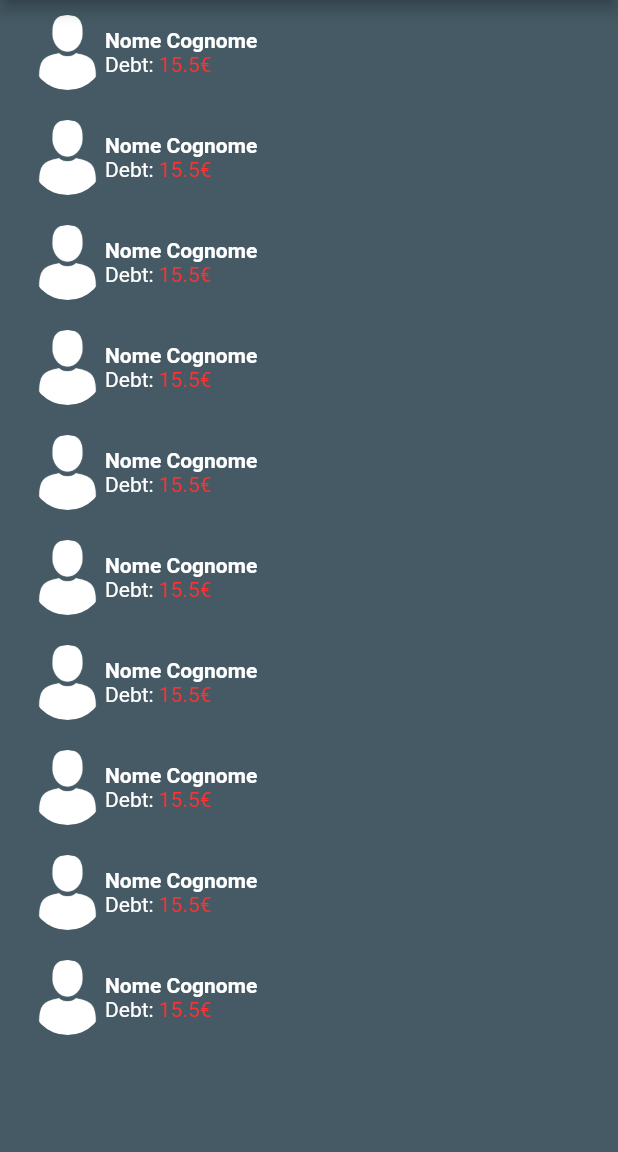
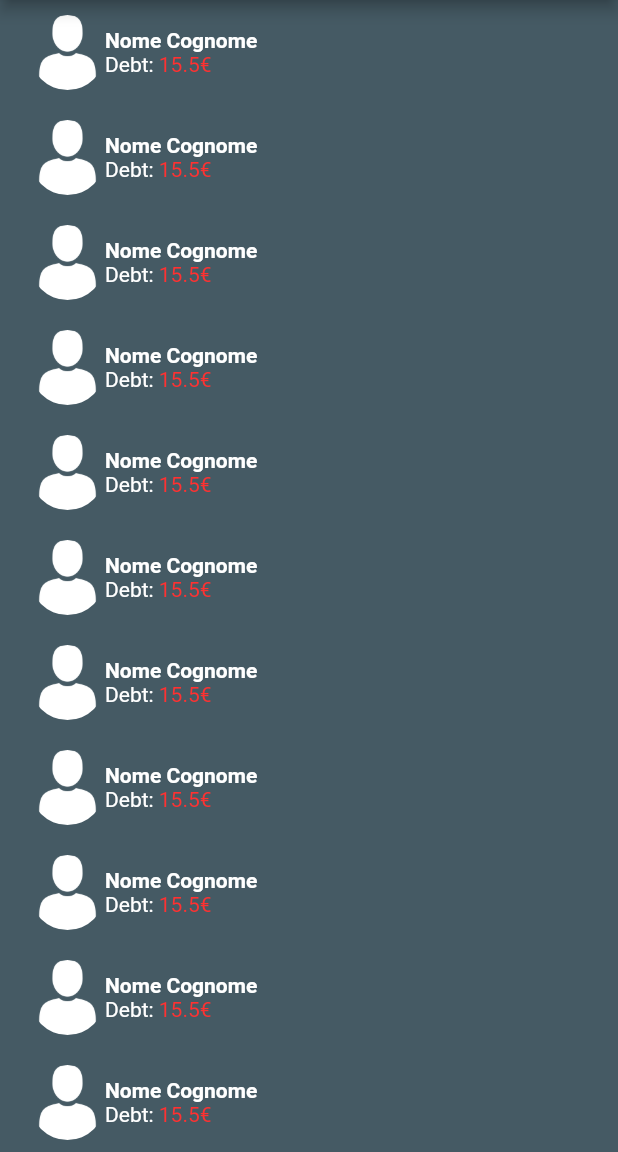
Before and after one commit to kinqert/CDOnline, a Flutter app: the screen it shows after launch, on a phone screen of 412 x 824 dp, the part 84-1236 px from its top. Run offline on Flutter 3.47's test engine with Material 2 defaults, Android fonts, the phone set to English and light mode, and no system bars; Roboto replaces fonts that are missing (Hind, Montserrat).

Commit message:
Added ContactTabBar

```diff
--- a/lib/contacts/Contact.dart
+++ b/lib/contacts/Contact.dart
@@ -1,23 +1,14 @@
-import 'package:flutter/material.dart';
+import 'package:cdonline/contacts/ContactData.dart';
 import 'package:cdonline/operations/Credit.dart';
 import 'package:cdonline/operations/CreditDelegate.dart';
 
 class Contact implements CreditDelegate {
-  String name;
-  String lastName;
-  String adress;
-  String note;
-  Image image;
+  final ContactData data;
+
   Credit credit;
   List<Credit> historyDebt = new List<Credit>();
 
-  Contact({this.name, this.lastName, this.adress, this.note, this.image});
-
-  Contact.getDefault() {
-    name = "Nome";
-    lastName = "Cognome";
-    note = "Testo di prova per la descrizione";
-  }
+  Contact(this.data);
 
   bool debtExist() {
     return credit != null;
@@ -32,11 +23,6 @@ class Contact implements CreditDelegate {
     return credit;
   }
 
-  Image getImage() {
-    if (image == null)
-      return Image(image: AssetImage('images/defaultUser.png'),);
-  }
-
   @override
   void creditExtinguished() {
     historyDebt.add(credit);
--- /dev/null
+++ b/lib/contacts/ContactData.dart
@@ -0,0 +1,12 @@
+class ContactData {
+  final String name;
+  final String lastName;
+  final String adress;
+  final String note;
+
+  ContactData({this.name, this.lastName, this.adress, this.note});
+
+  static ContactData getDefalut() {
+    return ContactData(name: "Nome", lastName: "Cognome", adress: "Indirizzo civico", note: "Descrizone contatto");
+  }
+}
--- a/lib/contacts/pages/ContactListPage.dart
+++ b/lib/contacts/pages/ContactListPage.dart
@@ -1,6 +1,7 @@
+import 'package:cdonline/contacts/ContactData.dart';
 import 'package:flutter/material.dart';
 
-import 'ContactDetailPage.dart';
+import '../widgets/ContactDetail.dart';
 import 'package:cdonline/contacts/widgets/ContactList.dart';
 import 'package:cdonline/contacts/Contact.dart';
 
@@ -21,7 +22,7 @@ class ContactListPage extends StatelessWidget {
                     context,
                     MaterialPageRoute(
                         builder: (context) =>
-                            ContactDetailPage(new Contact())));
+                            ContactDetail(ContactData.getDefalut())));
               },
             )
           ],
--- a/lib/contacts/widgets/ContactList.dart
+++ b/lib/contacts/widgets/ContactList.dart
@@ -1,7 +1,7 @@
 import 'package:flutter/material.dart';
 import 'package:cdonline/contacts/Contact.dart';
 import 'ContactTableCell.dart';
-import '../pages/ContactDetailPage.dart';
+import '../pages/ContactTabController.dart';
 
 class ContactList extends StatelessWidget {
   final List<Contact> contacts;
@@ -9,7 +9,7 @@ class ContactList extends StatelessWidget {
 
   @override
   Widget build(BuildContext context) {
-    return Column(children: _buildColumsElement(context));
+    return ListView(children: _buildColumsElement(context));
   }
 
   List<Widget> _buildColumsElement(BuildContext context) {
@@ -18,7 +18,7 @@ class ContactList extends StatelessWidget {
     for (var contact in contacts) {
       ContactTableCell cell = ContactTableCell(contact);
       rows.add(GestureDetector(child: cell, onTap: () {
-        Navigator.push(context, MaterialPageRoute(builder: (context) => ContactDetailPage(contact)));
+        Navigator.push(context, MaterialPageRoute(builder: (context) => ContactTabController(contact)));
       },));
     }
 
--- a/lib/contacts/widgets/ContactTableCell.dart
+++ b/lib/contacts/widgets/ContactTableCell.dart
@@ -40,7 +40,7 @@ class ContactTableCell extends StatelessWidget {
     return Column(
         crossAxisAlignment: CrossAxisAlignment.start,
         children: <Widget>[
-          Text("${contact.name} ${contact.lastName}",
+          Text("${contact.data.name} ${contact.data.lastName}",
               style: TextStyle(fontWeight: FontWeight.bold)),
           CreditText(contact.credit),
         ]);
--- a/lib/main.dart
+++ b/lib/main.dart
@@ -1,3 +1,4 @@
+import 'package:cdonline/contacts/ContactData.dart';
 import 'package:flutter/material.dart';
 
 import 'contacts/pages/ContactListPage.dart';
@@ -12,7 +13,7 @@ class App extends StatelessWidget {
   Widget build(BuildContext context) {
     return MaterialApp(
       theme: _buildDarkTheme(),
-      home: ContactListPage(_createMokupContacts(10)),
+      home: ContactListPage(_createMokupContacts(15)),
     );
   }
 
@@ -43,7 +44,8 @@ class App extends StatelessWidget {
     List<Contact> contacts = new List<Contact>();
 
     for (int i = 0; i < numberOfContact; i++) {
-      Contact newContact = Contact.getDefault();
+      ContactData data = ContactData.getDefalut();
+      Contact newContact = Contact(data);
       Credit newCredit = new Credit(15.5, DateTime.now(), OperationDirection.FromContactToUser);
       newContact.setCredit(newCredit);
       contacts.add(newContact);
--- a/pubspec.yaml
+++ b/pubspec.yaml
@@ -20,6 +20,8 @@ dependencies:
     flutter:
         sdk: flutter
     test: ^1.5.3
+    sqflite: any
+    path: any
 
     # The following adds the Cupertino Icons font to your application.
     # Use with the CupertinoIcons class for iOS style icons.
```
Also changed, not shown: lib/contacts/pages/ContactDetailPage.dart (deleted, +0 -14 lines), lib/contacts/pages/ContactTabController.dart (added, +35 -0 lines), lib/contacts/widgets/ContactDetail.dart (added, +13 -0 lines), lib/contacts/widgets/ContactOperationsList.dart (added, +12 -0 lines), lib/pages/root.dart (deleted, +0 -37 lines), pubspec.lock, 37 other files.
